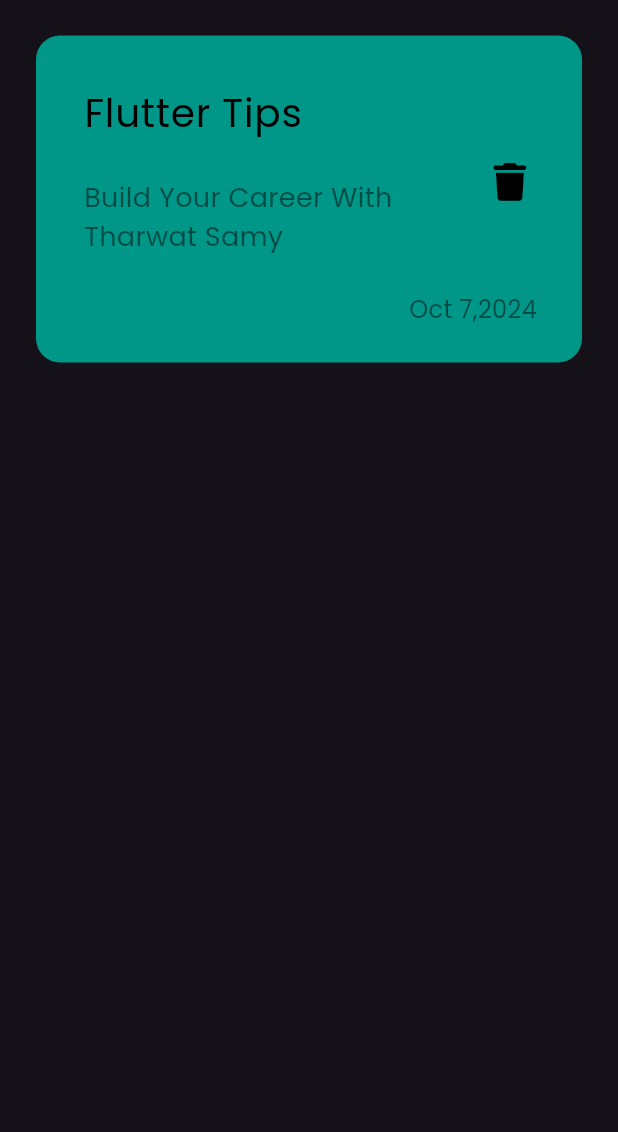
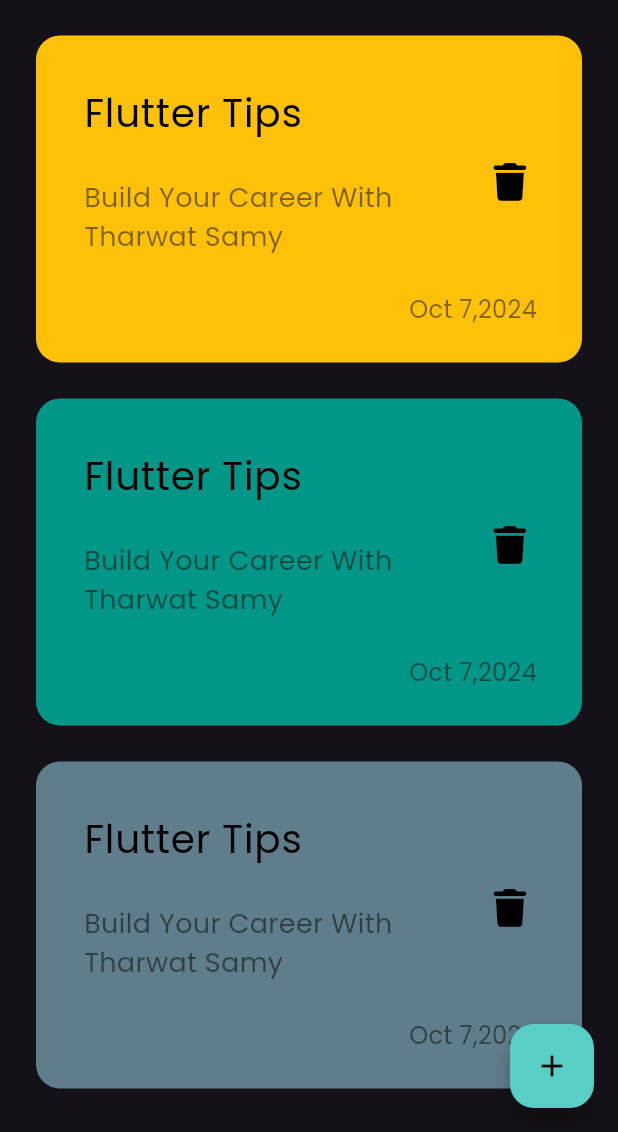
Before and after one commit to Abdelma2soud/Note_App, a Flutter app: the screen it shows after launch, on a phone screen of 412 x 824 dp, the part 104-1236 px from its top. Run offline on Flutter 3.47's test engine with Material 3 defaults, Android fonts, the phone set to English and light mode, and no system bars; our stand-ins replace font_awesome_flutter.

Commit message:
add bottom sheet

```diff
--- /dev/null
+++ b/lib/constants/constants.dart
@@ -0,0 +1,3 @@
+import 'package:flutter/material.dart';
+
+const PRimarycolor = Color(0xff59CEC4);
--- a/lib/views/notes_view.dart
+++ b/lib/views/notes_view.dart
@@ -1,4 +1,6 @@
 import 'package:flutter/material.dart';
+import 'package:note_app/constants/constants.dart';
+import 'package:note_app/widgets/add_bottom_sheet.dart';
 import 'package:note_app/widgets/note_view_body.dart';
 
 class NotesView extends StatelessWidget {
@@ -6,8 +8,22 @@ class NotesView extends StatelessWidget {
 
   @override
   Widget build(BuildContext context) {
-    return const Scaffold(
-      body: NotesViewBody(),
+    return Scaffold(
+      floatingActionButton: FloatingActionButton(
+        backgroundColor: PRimarycolor,
+        onPressed: () {
+          showModalBottomSheet(
+              context: context,
+              builder: (context) {
+                return const AddBottomSheet();
+              });
+        },
+        child: const Icon(
+          Icons.add,
+          color: Colors.black,
+        ),
+      ),
+      body: const NotesViewBody(),
     );
   }
 }
--- /dev/null
+++ b/lib/widgets/add_bottom_sheet.dart
@@ -0,0 +1,19 @@
+import 'package:flutter/material.dart';
+
+class AddBottomSheet extends StatelessWidget {
+  const AddBottomSheet({super.key});
+
+  @override
+  Widget build(BuildContext context) {
+    return Container(
+      height: 500,
+      width: MediaQuery.of(context).size.width,
+      decoration: const BoxDecoration(
+          // color: Colors.green,
+          ),
+      child: const Column(
+        children: [Text('hello')],
+      ),
+    );
+  }
+}
--- a/lib/widgets/custom_note_item.dart
+++ b/lib/widgets/custom_note_item.dart
@@ -2,15 +2,15 @@ import 'package:flutter/material.dart';
 import 'package:font_awesome_flutter/font_awesome_flutter.dart';
 
 class CustomNoteItem extends StatelessWidget {
-  const CustomNoteItem({super.key});
-
+  const CustomNoteItem({super.key, required this.color});
+  final MaterialColor color;
   @override
   Widget build(BuildContext context) {
     return Padding(
-      padding: const EdgeInsets.symmetric(vertical: 24.0),
+      padding: const EdgeInsets.only(top: 24.0),
       child: Container(
         decoration: BoxDecoration(
-          color: Colors.teal,
+          color: color,
           borderRadius: BorderRadius.circular(16),
         ),
         child: Padding(
--- /dev/null
+++ b/lib/widgets/custom_note_listview.dart
@@ -0,0 +1,22 @@
+import 'package:flutter/material.dart';
+import 'package:note_app/widgets/custom_note_item.dart';
+
+class NoteListView extends StatelessWidget {
+  const NoteListView({super.key});
+  final List<MaterialColor> colors = const [
+    Colors.amber,
+    Colors.teal,
+    Colors.blueGrey,
+  ];
+  @override
+  Widget build(BuildContext context) {
+    return Expanded(
+      child: ListView.builder(
+        itemBuilder: (context, index) => CustomNoteItem(
+          color: colors[index],
+        ),
+        itemCount: colors.length,
+      ),
+    );
+  }
+}
--- a/lib/widgets/note_view_body.dart
+++ b/lib/widgets/note_view_body.dart
@@ -1,9 +1,13 @@
 import 'package:flutter/material.dart';
 import 'package:note_app/widgets/custom_appbar.dart';
-import 'package:note_app/widgets/custom_note_item.dart';
+import 'package:note_app/widgets/custom_note_listview.dart';
 
 class NotesViewBody extends StatelessWidget {
-  const NotesViewBody({super.key});
+  const NotesViewBody({
+    super.key,
+  });
+
+// don't forget to add list of color to change the note item color by passing the index of listview to the list
 
   @override
   Widget build(BuildContext context) {
@@ -14,7 +18,7 @@ class NotesViewBody extends StatelessWidget {
           // crossAxisAlignment: CrossAxisAlignment.end,
           children: [
             CustomAppBar(),
-            CustomNoteItem(),
+            NoteListView(),
           ],
         ),
       ),
```
